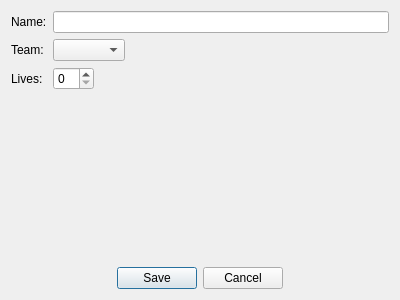
First picture: the form in tools/UT99CampaignRoster/PawnEditor.ui, repository orb3b/UTManager, before the edit.
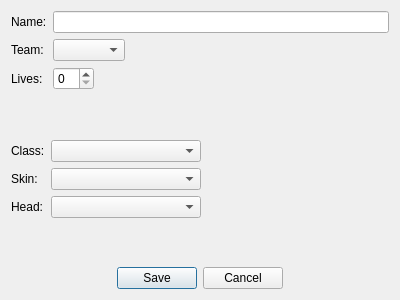
Second picture: the form after the edit. Icons and pictures are not drawn.

```diff
--- a/tools/UT99CampaignRoster/PawnEditor.ui
+++ b/tools/UT99CampaignRoster/PawnEditor.ui
@@ -94,7 +94,94 @@
      <property name="sizeHint" stdset="0">
       <size>
        <width>20</width>
-       <height>164</height>
+       <height>40</height>
+      </size>
+     </property>
+    </spacer>
+   </item>
+   <item>
+    <layout class="QGridLayout" name="gridLayout_2">
+     <item row="2" column="0">
+      <widget class="QLabel" name="lbFace">
+       <property name="text">
+        <string>Head:</string>
+       </property>
+      </widget>
+     </item>
+     <item row="1" column="1">
+      <widget class="QComboBox" name="cbSkins">
+       <property name="minimumSize">
+        <size>
+         <width>150</width>
+         <height>0</height>
+        </size>
+       </property>
+      </widget>
+     </item>
+     <item row="0" column="1">
+      <widget class="QComboBox" name="cbClasses">
+       <property name="sizePolicy">
+        <sizepolicy hsizetype="Preferred" vsizetype="Fixed">
+         <horstretch>0</horstretch>
+         <verstretch>0</verstretch>
+        </sizepolicy>
+       </property>
+       <property name="minimumSize">
+        <size>
+         <width>150</width>
+         <height>0</height>
+        </size>
+       </property>
+      </widget>
+     </item>
+     <item row="1" column="0">
+      <widget class="QLabel" name="lbSkin">
+       <property name="text">
+        <string>Skin:</string>
+       </property>
+      </widget>
+     </item>
+     <item row="0" column="0">
+      <widget class="QLabel" name="lbClass">
+       <property name="text">
+        <string>Class:</string>
+       </property>
+      </widget>
+     </item>
+     <item row="2" column="1">
+      <widget class="QComboBox" name="cbFaces">
+       <property name="minimumSize">
+        <size>
+         <width>150</width>
+         <height>0</height>
+        </size>
+       </property>
+      </widget>
+     </item>
+     <item row="1" column="2">
+      <spacer name="horizontalSpacer_5">
+       <property name="orientation">
+        <enum>Qt::Horizontal</enum>
+       </property>
+       <property name="sizeHint" stdset="0">
+        <size>
+         <width>40</width>
+         <height>20</height>
+        </size>
+       </property>
+      </spacer>
+     </item>
+    </layout>
+   </item>
+   <item>
+    <spacer name="verticalSpacer_2">
+     <property name="orientation">
+      <enum>Qt::Vertical</enum>
+     </property>
+     <property name="sizeHint" stdset="0">
+      <size>
+       <width>20</width>
+       <height>40</height>
       </size>
      </property>
     </spacer>
```
